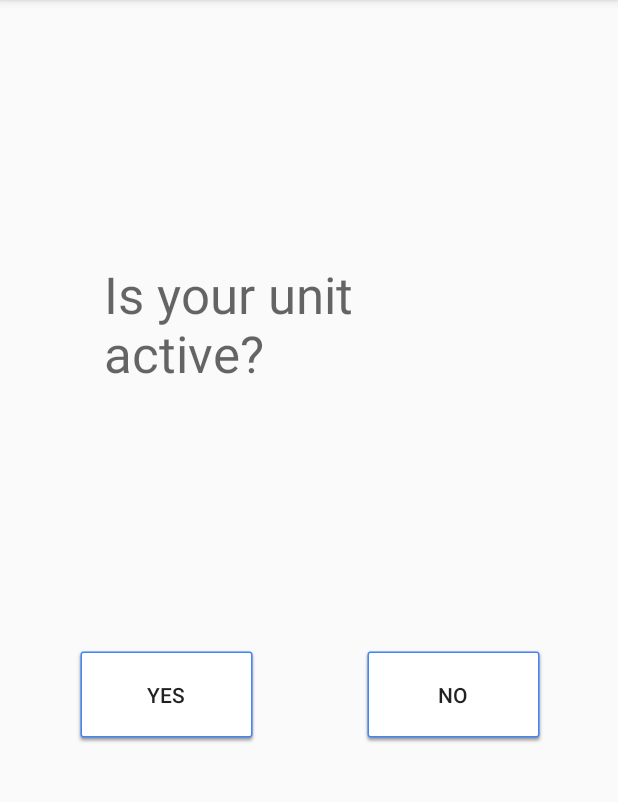
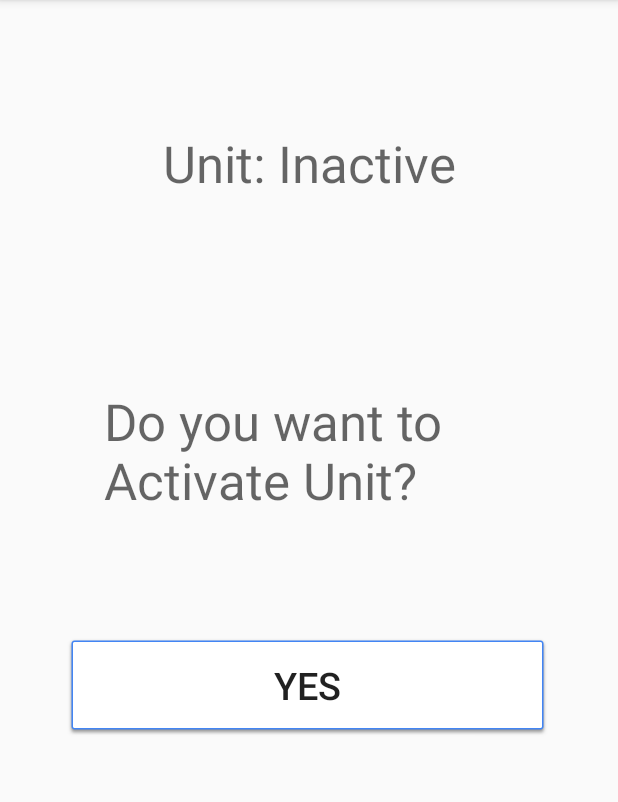
Before and after one commit to NilanjanDaw/CercaTrova-Personnel, an Android app: the MainActivity screen opened directly, with no data from a screen before it, on a phone screen of 412 x 824 dp, the part 84-886 px from its top. Run offline under Robolectric (Android 15) with nearby library versions, the phone set to English and light mode, and no system bars; our stand-ins replace ButterKnife.

```diff
--- a/app/src/main/java/debapriya/thunderstruck/com/cercatrovapersonnel/FirebaseInstanceIDService.java
+++ b/app/src/main/java/debapriya/thunderstruck/com/cercatrovapersonnel/FirebaseInstanceIDService.java
@@ -1,5 +1,6 @@
 package debapriya.thunderstruck.com.cercatrovapersonnel;
 
+import android.content.SharedPreferences;
 import android.util.Log;
 
 import com.google.firebase.iid.FirebaseInstanceId;
@@ -17,7 +18,10 @@ public class FirebaseInstanceIDService extends FirebaseInstanceIdService {
     public void onTokenRefresh() {
         String refreshedToken = FirebaseInstanceId.getInstance().getToken();
         Log.d(TAG, "Refreshed token: " + refreshedToken);
-
+        SharedPreferences sharedPreferences = getSharedPreferences(getString(R.string.shared_preference_file), MODE_PRIVATE);
+        SharedPreferences.Editor editor = sharedPreferences.edit();
+        editor.putString("device_id", refreshedToken);
+        editor.apply();
         sendRegistrationToServer(refreshedToken);
     }
 
--- a/app/src/main/java/debapriya/thunderstruck/com/cercatrovapersonnel/support/Endpoint.java
+++ b/app/src/main/java/debapriya/thunderstruck/com/cercatrovapersonnel/support/Endpoint.java
@@ -12,11 +12,11 @@ import retrofit2.http.POST;
 
 public interface Endpoint {
 
-    @GET("personnel_login_server/user/")
-    Call<EmergencyPersonnel[]> getUserList();
-
     @POST("personnel_login_server/user/")
     Call<EmergencyPersonnel> createUser(@Body EmergencyPersonnel user);
+
+    @POST("personnel_login_server/update/")
+    Call<EmergencyPersonnel> updateProfile(@Body UpdatePacket packet);
 
     @POST("personnel_login_server/account_authentication/")
     Call<EmergencyPersonnel> validateLogin(@Body AuthenticationPacket authenticationPacket);
--- a/app/src/main/res/layout/activity_main.xml
+++ b/app/src/main/res/layout/activity_main.xml
@@ -8,8 +8,8 @@
 
     <Button
         android:id="@+id/button_yes"
-        android:layout_width="123dp"
-        android:layout_height="66dp"
+        android:layout_width="323dp"
+        android:layout_height="68dp"
         android:layout_marginBottom="8dp"
         android:layout_marginLeft="8dp"
         android:layout_marginRight="8dp"
@@ -17,45 +17,46 @@
         android:background="@drawable/common_google_signin_btn_icon_dark_normal_background"
         android:elevation="4dp"
         android:text="@string/yes"
+        android:textSize="25sp"
         app:layout_constraintBottom_toBottomOf="parent"
-        app:layout_constraintHorizontal_bias="0.151"
+        app:layout_constraintHorizontal_bias="0.49"
         app:layout_constraintLeft_toLeftOf="parent"
         app:layout_constraintRight_toRightOf="parent"
         app:layout_constraintTop_toTopOf="parent"
-        app:layout_constraintVertical_bias="0.615" />
+        app:layout_constraintVertical_bias="0.606" />
 
     <TextView
-        android:id="@+id/textView"
+        android:id="@+id/unit_status_question"
         android:layout_width="275dp"
         android:layout_height="99dp"
         android:layout_marginBottom="8dp"
         android:layout_marginLeft="8dp"
         android:layout_marginRight="8dp"
         android:layout_marginTop="8dp"
-        android:text="@string/is_your_unit_active"
+        android:text="@string/unit_active_question"
         android:textAppearance="@style/TextAppearance.AppCompat.Display1"
         app:layout_constraintBottom_toBottomOf="parent"
         app:layout_constraintHorizontal_bias="0.507"
         app:layout_constraintLeft_toLeftOf="parent"
         app:layout_constraintRight_toRightOf="parent"
         app:layout_constraintTop_toTopOf="parent"
-        app:layout_constraintVertical_bias="0.253" />
+        app:layout_constraintVertical_bias="0.383" />
 
-    <Button
-        android:id="@+id/button_no"
-        android:layout_width="123dp"
-        android:layout_height="66dp"
+    <TextView
+        android:id="@+id/unit_status"
+        android:layout_width="wrap_content"
+        android:layout_height="wrap_content"
         android:layout_marginBottom="8dp"
         android:layout_marginLeft="8dp"
         android:layout_marginRight="8dp"
         android:layout_marginTop="8dp"
-        android:background="@drawable/common_google_signin_btn_icon_dark_normal_background"
-        android:elevation="4dp"
-        android:text="@string/no"
+        android:text="@string/unit_status_inactive"
+        android:textAppearance="@style/TextAppearance.AppCompat.Display1"
         app:layout_constraintBottom_toBottomOf="parent"
-        app:layout_constraintHorizontal_bias="0.853"
+        app:layout_constraintHorizontal_bias="0.5"
         app:layout_constraintLeft_toLeftOf="parent"
         app:layout_constraintRight_toRightOf="parent"
         app:layout_constraintTop_toTopOf="parent"
-        app:layout_constraintVertical_bias="0.615" />
+        app:layout_constraintVertical_bias="0.11" />
+
 </android.support.constraint.ConstraintLayout>
--- a/app/src/main/res/values/colors.xml
+++ b/app/src/main/res/values/colors.xml
@@ -5,4 +5,5 @@
     <color name="colorAccent">#FF4081</color>
     <color name="colorLoginAccent">#ffffff</color>
     <color name="colorLoginPrimary">#445bd9</color>
+    <color name="colorInactive">#a8ff2824</color>
 </resources>
--- a/app/src/main/res/values/strings.xml
+++ b/app/src/main/res/values/strings.xml
@@ -14,9 +14,13 @@
         completions."
     </string>
     <string name="yes">Yes</string>
-    <string name="is_your_unit_active">Is your unit active?</string>
+    <string name="unit_active_question">Do you want to Activate Unit?</string>
+    <string name="unit_inactive_question">Do you want to Inactivate Unit?</string>
     <string name="no">No</string>
     <string name="title_activity_maps">Map</string>
     <string name="new_account">No account yet? Create one</string>
     <string name="cerca_trova">Cerca Trova</string>
+    <string name="shared_preference_file">debapriya.thunderstruck.com.cercatrovapersonnel.data</string>
+    <string name="unit_status_inactive">Unit: Inactive</string>
+    <string name="unit_status_active">Unit: Active</string>
 </resources>
```
Also changed, not shown: app/src/main/java/debapriya/thunderstruck/com/cercatrovapersonnel/LoginActivity.java (+3 -4 lines), app/src/main/java/debapriya/thunderstruck/com/cercatrovapersonnel/MainActivity.java (+110 -16 lines), app/src/main/java/debapriya/thunderstruck/com/cercatrovapersonnel/support/UpdatePacket.java (added, +31 -0 lines), app/src/main/java/debapriya/thunderstruck/com/cercatrovapersonnel/support/User.java (added, +169 -0 lines).
